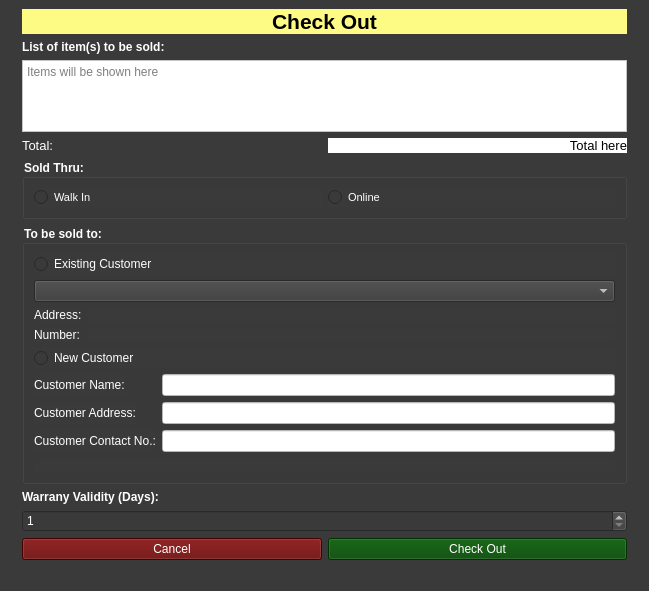
Aenan05/MAXPC, file Checkout_Page.ui: the form before one commit.
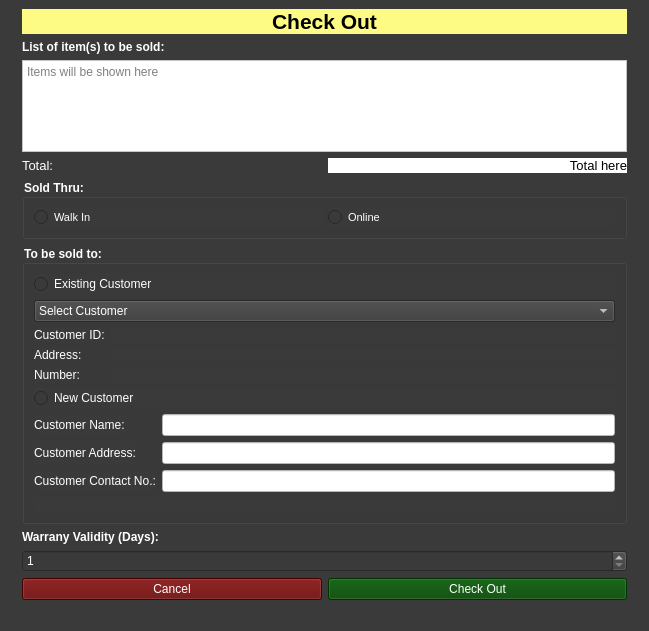
The form after the commit.

Commit message: 053023 1524 checkout partial update v3

```diff
--- a/Checkout_Page.ui
+++ b/Checkout_Page.ui
@@ -7,7 +7,7 @@
     <x>0</x>
     <y>0</y>
     <width>649</width>
-    <height>591</height>
+    <height>631</height>
    </rect>
   </property>
   <property name="windowTitle">
@@ -154,8 +154,6 @@
          </widget>
         </item>
         <item>
-         <layout class="QFormLayout" name="formLayout">
-          <item row="0" column="0" colspan="2">
            <widget class="QGroupBox" name="groupBox_2">
             <property name="font">
              <font>
@@ -179,6 +177,9 @@
                <property name="text">
                 <string>Existing Customer</string>
                </property>
+             <attribute name="buttonGroup">
+              <string notr="true">grpSoldTo</string>
+             </attribute>
               </widget>
              </item>
              <item>
@@ -186,38 +187,57 @@
                <property name="styleSheet">
                 <string notr="true">color: rgb(255, 255, 255);</string>
                </property>
+             <item>
+              <property name="text">
+               <string>Select Customer</string>
+              </property>
+             </item>
               </widget>
              </item>
              <item>
               <layout class="QFormLayout" name="formLayout_4">
-               <item row="0" column="0">
+             <item row="1" column="0">
                 <widget class="QLabel" name="label_2">
                  <property name="text">
                   <string>Address:</string>
                  </property>
                 </widget>
                </item>
-               <item row="0" column="1">
+             <item row="1" column="1">
                 <widget class="QLabel" name="txtExistAdd">
                  <property name="text">
                   <string/>
                  </property>
                 </widget>
                </item>
-               <item row="1" column="0">
+             <item row="2" column="0">
                 <widget class="QLabel" name="label_11">
                  <property name="text">
                   <string>Number:</string>
                  </property>
                 </widget>
                </item>
-               <item row="1" column="1">
+             <item row="2" column="1">
                 <widget class="QLabel" name="txtExistNum">
                  <property name="text">
                   <string/>
                  </property>
                 </widget>
                </item>
+             <item row="0" column="0">
+              <widget class="QLabel" name="label_12">
+               <property name="text">
+                <string>Customer ID:</string>
+               </property>
+              </widget>
+             </item>
+             <item row="0" column="1">
+              <widget class="QLabel" name="txtCustID">
+               <property name="text">
+                <string/>
+               </property>
+              </widget>
+             </item>
               </layout>
              </item>
              <item>
@@ -228,6 +248,9 @@
                <property name="text">
                 <string>New Customer</string>
                </property>
+             <attribute name="buttonGroup">
+              <string notr="true">grpSoldTo</string>
+             </attribute>
               </widget>
              </item>
              <item>
@@ -304,7 +327,8 @@
             </layout>
            </widget>
           </item>
-         </layout>
+        <item>
+         <layout class="QFormLayout" name="formLayout"/>
         </item>
         <item>
          <widget class="QLabel" name="label_7">
```
Left out of the diff: 1 changed line with no effect on the pictures. Lines whose indentation alone changed are shown as unchanged. The commit also changes 2 other files.
